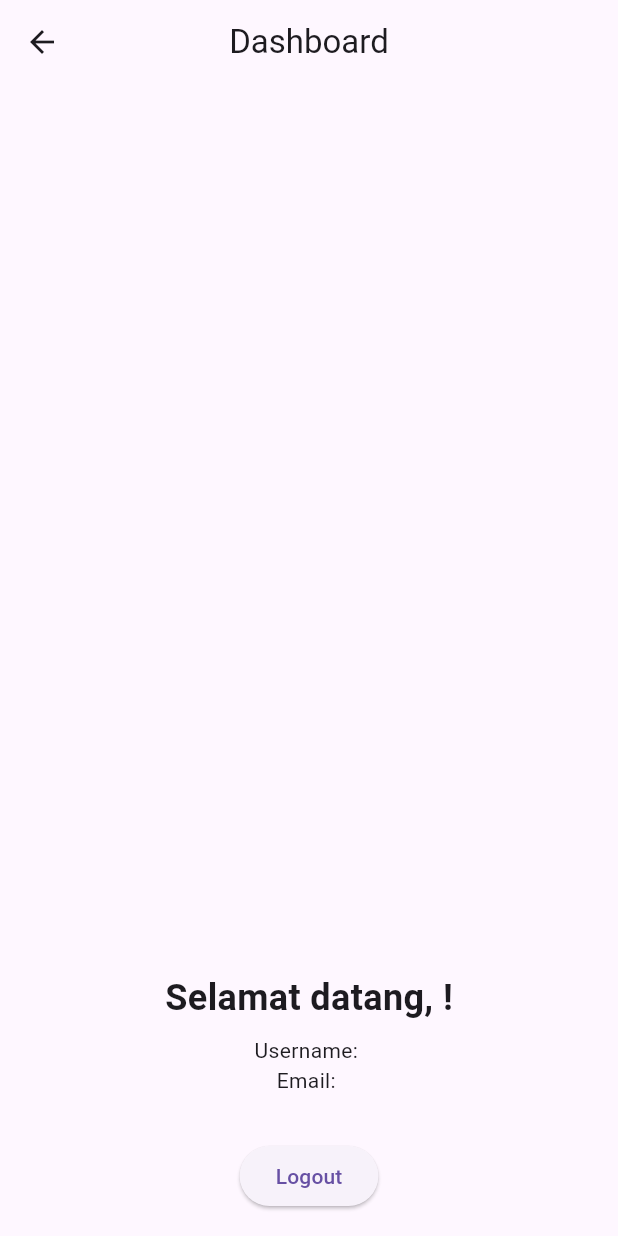
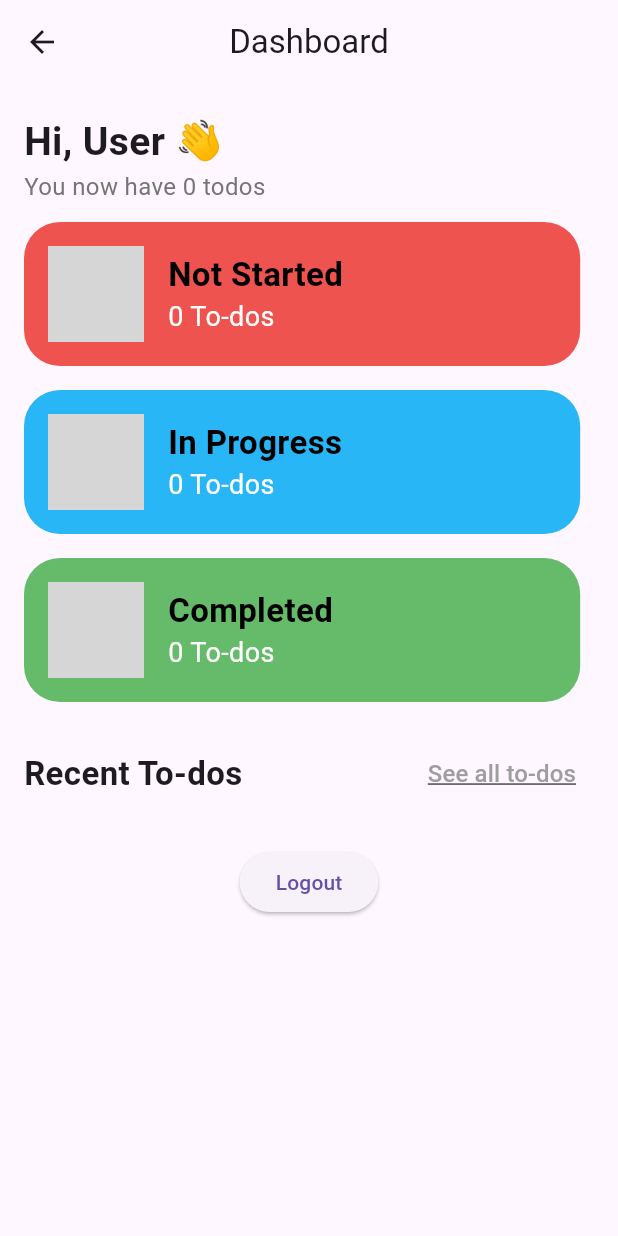
Before and after one commit to fxsym/skylist-mobile, a Flutter app: the DashboardScreen screen opened by its route, on a phone screen of 412 x 824 dp. Run offline on Flutter 3.47's test engine with Material 3 defaults, Android fonts, the phone set to English and light mode, and no system bars; our stand-ins replace device_info_plus, shared_preferences; accounts and stored records are empty; grey boxes are pictures that could not be loaded.

Commit message:
Change from save user and todo in provider to save in sharedpreferences

```diff
--- /dev/null
+++ b/lib/components/todo_status_card.dart
@@ -0,0 +1,72 @@
+import 'package:flutter/material.dart';
+
+class TodoStatusCard extends StatelessWidget {
+  final String title;
+  final int count;
+  final Color color;
+  final String image;
+
+  const TodoStatusCard({
+    super.key,
+    required this.title,
+    required this.count,
+    required this.color,
+    required this.image,
+  });
+
+  @override
+  Widget build(BuildContext context) {
+    return Container(
+      width: MediaQuery.of(context).size.width * 0.9,
+      padding: const EdgeInsets.all(16),
+      decoration: BoxDecoration(
+        color: color,
+        borderRadius: BorderRadius.circular(24),
+      ),
+      child: Row(
+        mainAxisAlignment: MainAxisAlignment.spaceBetween,
+        children: [
+          // Gambar + Teks
+          Expanded(
+            flex: 5,
+            child: Row(
+              children: [
+                Container(
+                  width: 64,
+                  height: 64,
+                  decoration: const BoxDecoration(
+                    shape: BoxShape.circle,
+                  ),
+                  clipBehavior: Clip.antiAlias,
+                  child: Image.asset(image, fit: BoxFit.cover),
+                ),
+                const SizedBox(width: 16),
+                Column(
+                  crossAxisAlignment: CrossAxisAlignment.start,
+                  children: [
+                    Text(
+                      title,
+                      style: const TextStyle(
+                        fontSize: 22,
+                        fontWeight: FontWeight.bold,
+                        color: Colors.black,
+                      ),
+                    ),
+                    Text(
+                      '$count To-dos',
+                      style: const TextStyle(
+                        fontSize: 18,
+                        color: Colors.white,
+                      ),
+                    ),
+                  ],
+                ),
+              ],
+            ),
+          ),
+          const Spacer(),
+        ],
+      ),
+    );
+  }
+}
--- /dev/null
+++ b/lib/components/todo_status_section.dart
@@ -0,0 +1,44 @@
+import 'package:flutter/material.dart';
+import 'package:skylist_mobile/components/todo_status_card.dart';
+
+class TodoStatusSection extends StatelessWidget {
+  final int notStartedCount;
+  final int inProgressCount;
+  final int completedCount;
+
+  const TodoStatusSection({
+    super.key,
+    required this.notStartedCount,
+    required this.inProgressCount,
+    required this.completedCount,
+  });
+
+  @override
+  Widget build(BuildContext context) {
+    return Wrap(
+      alignment: WrapAlignment.center,
+      spacing: 16,
+      runSpacing: 16,
+      children: [
+        TodoStatusCard(
+          title: 'Not Started',
+          count: notStartedCount,
+          color: Colors.red.shade400,
+          image: 'assets/images/not_started.png', // sesuaikan path asset
+        ),
+        TodoStatusCard(
+          title: 'In Progress',
+          count: inProgressCount,
+          color: Colors.lightBlue.shade400,
+          image: 'assets/images/in_progress.png',
+        ),
+        TodoStatusCard(
+          title: 'Completed',
+          count: completedCount,
+          color: Colors.green.shade400,
+          image: 'assets/images/completed.png',
+        ),
+      ],
+    );
+  }
+}
--- a/lib/main.dart
+++ b/lib/main.dart
@@ -7,6 +7,7 @@
 import 'package:skylist_mobile/screens/register_screen.dart';
 import 'package:skylist_mobile/screens/login_screen.dart';
 import 'package:skylist_mobile/screens/dashboard_screen.dart';
+import 'package:skylist_mobile/screens/splash_screen.dart';
 
 void main() {
   runApp(
@@ -27,8 +28,9 @@
       title: 'My Flutter App',
       theme: ThemeData(primarySwatch: Colors.blue),
       debugShowCheckedModeBanner: false,
-      initialRoute: '/login',
+      initialRoute: '/splash',
       routes: {
+        '/splash': (context) => SplashScreen(),
         '/login': (context) => LoginScreen(),
         '/register': (context) => RegisterScreen(),
         '/home': (context) => HomeScreen(),
--- a/lib/screens/dashboard_screen.dart
+++ b/lib/screens/dashboard_screen.dart
@@ -1,30 +1,124 @@
+import 'dart:convert';
 import 'package:flutter/material.dart';
+import 'package:shared_preferences/shared_preferences.dart';
 import 'package:provider/provider.dart';
+import 'package:skylist_mobile/components/todo_status_section.dart';
+import 'package:skylist_mobile/models/todo_model.dart';
 import 'package:skylist_mobile/providers/todo_provider.dart';
-import '../providers/user_provider.dart';
 import '../services/auth_service.dart';
 
-class DashboardScreen extends StatelessWidget {
+class DashboardScreen extends StatefulWidget {
   const DashboardScreen({super.key});
 
   @override
+  State<DashboardScreen> createState() => _DashboardScreenState();
+}
+
+class _DashboardScreenState extends State<DashboardScreen> {
+  String userName = 'User';
+
+  @override
+  void initState() {
+    super.initState();
+    loadUserData();
+    restoreTodoData();
+  }
+
+  Future<void> loadUserData() async {
+    SharedPreferences prefs = await SharedPreferences.getInstance();
+    final userJson = prefs.getString('user');
+    if (userJson != null) {
+      final userData = json.decode(userJson);
+      setState(() {
+        userName = userData['name'] ?? 'User';
+      });
+    }
+  }
+
+  Future<void> restoreTodoData() async {
+    SharedPreferences prefs = await SharedPreferences.getInstance();
+    final todosJson = prefs.getString('todos');
+    if (todosJson != null) {
+      final todoData = json.decode(todosJson);
+      final todos =
+          (todoData as List).map((t) => TodoModel.fromJson(t)).toList();
+      Provider.of<TodoProvider>(context, listen: false).setTodos(todos);
+    }
+  }
+
+  @override
   Widget build(BuildContext context) {
-    final user = Provider.of<UserProvider>(context).user;
     final todos = Provider.of<TodoProvider>(context).todos;
+
+    final notStarted = todos.where((t) => t.status == 'Not started').length;
+    final inProgress = todos.where((t) => t.status == 'In progress').length;
+    final completed = todos.where((t) => t.status == 'Completed').length;
 
     return Scaffold(
       appBar: AppBar(title: const Text('Dashboard'), centerTitle: true),
-      body: Center(
-        child: Padding(
-          padding: const EdgeInsets.all(16.0),
+      body: SingleChildScrollView(
+        padding: const EdgeInsets.symmetric(horizontal: 16, vertical: 8),
         child: Column(
-            mainAxisAlignment: MainAxisAlignment.start,
-            crossAxisAlignment: CrossAxisAlignment.center,
+          crossAxisAlignment: CrossAxisAlignment.start,
           children: [
-              // ListView perlu di-wrap dengan Expanded agar bisa menyesuaikan ukuran
-              Expanded(
-                child: ListView.builder(
-                  itemCount: todos.length,
+            /// Salam dan jumlah to-dos
+            Padding(
+              padding: const EdgeInsets.symmetric(vertical: 12.0),
+              child: Column(
+                crossAxisAlignment: CrossAxisAlignment.start,
+                children: [
+                  Text(
+                    'Hi, $userName 👋',
+                    style: const TextStyle(
+                      fontSize: 26,
+                      fontWeight: FontWeight.bold,
+                    ),
+                  ),
+                  Text(
+                    'You now have ${todos.length} todos',
+                    style: TextStyle(fontSize: 16, color: Colors.grey.shade600),
+                  ),
+                ],
+              ),
+            ),
+
+            /// Status section
+            TodoStatusSection(
+              notStartedCount: notStarted,
+              inProgressCount: inProgress,
+              completedCount: completed,
+            ),
+
+            const SizedBox(height: 24),
+
+            /// Recent To-dos
+            Row(
+              mainAxisAlignment: MainAxisAlignment.spaceBetween,
+              children: [
+                const Text(
+                  'Recent To-dos',
+                  style: TextStyle(fontSize: 22, fontWeight: FontWeight.bold),
+                ),
+                TextButton(
+                  onPressed: () {
+                    Navigator.pushNamed(context, '/todos');
+                  },
+                  child: const Text(
+                    'See all to-dos',
+                    style: TextStyle(
+                      decoration: TextDecoration.underline,
+                      fontSize: 16,
+                      color: Colors.grey,
+                    ),
+                  ),
+                ),
+              ],
+            ),
+
+            ListView.builder(
+              shrinkWrap: true,
+              physics: const NeverScrollableScrollPhysics(),
+              itemCount: todos.length > 5 ? 5 : todos.length,
               itemBuilder: (context, index) {
                 final todo = todos[index];
                 return ListTile(
@@ -33,28 +127,19 @@
                 );
               },
             ),
-              ),
-              const SizedBox(height: 16),
-              Text(
-                'Selamat datang, ${user?.name ?? "User"}!',
-                style: const TextStyle(
-                  fontSize: 24,
-                  fontWeight: FontWeight.bold,
-                ),
-              ),
-              const SizedBox(height: 8),
-              if (user != null) ...[
-                Text('Username: ${user.username}'),
-                Text('Email: ${user.email}'),
-              ],
-              const SizedBox(height: 30),
-              ElevatedButton(
+
+            const SizedBox(height: 24),
+
+            /// Logout
+            Center(
+              child: ElevatedButton(
                 onPressed: () async {
                   try {
-                    await AuthService.logout(); // Gunakan AuthService untuk logout
-                    // Clear user dari provider
-                    Provider.of<UserProvider>(context, listen: false).clearUser();
-                    Provider.of<TodoProvider>(context, listen: false).clearTodos();
+                    await AuthService.logout();
+                    Provider.of<TodoProvider>(
+                      context,
+                      listen: false,
+                    ).clearTodos();
                     Navigator.pushReplacementNamed(context, '/login');
                   } catch (error) {
                     ScaffoldMessenger.of(context).showSnackBar(
@@ -64,8 +149,8 @@
                 },
                 child: const Text('Logout'),
               ),
+            ),
           ],
-          ),
         ),
       ),
     );
--- a/lib/screens/register_screen.dart
+++ b/lib/screens/register_screen.dart
@@ -1,5 +1,4 @@
 import 'package:flutter/material.dart';
-import 'login_screen.dart';
 
 class RegisterScreen extends StatefulWidget {
   @override
--- /dev/null
+++ b/lib/screens/splash_screen.dart
@@ -0,0 +1,37 @@
+import 'package:flutter/material.dart';
+import 'package:provider/provider.dart';
+import '../services/auth_service.dart';
+
+class SplashScreen extends StatefulWidget {
+  const SplashScreen({super.key});
+
+  @override
+  State<SplashScreen> createState() => _SplashScreenState();
+}
+
+class _SplashScreenState extends State<SplashScreen> {
+  @override
+  void initState() {
+    super.initState();
+    _checkLoginStatus();
+  }
+
+  Future<void> _checkLoginStatus() async {
+    final isLoggedIn = await AuthService.restoreSession(context);
+
+    if (isLoggedIn) {
+      Navigator.pushReplacementNamed(context, '/dashboard');
+    } else {
+      Navigator.pushReplacementNamed(context, '/login');
+    }
+  }
+
+  @override
+  Widget build(BuildContext context) {
+    return const Scaffold(
+      body: Center(
+        child: CircularProgressIndicator(),
+      ),
+    );
+  }
+}
--- a/lib/services/auth_service.dart
+++ b/lib/services/auth_service.dart
@@ -51,6 +51,13 @@
             (todoJson as List).map((t) => TodoModel.fromJson(t)).toList();
         Provider.of<TodoProvider>(context, listen: false).setTodos(todos);
 
+        await prefs.setString('user', jsonEncode(userData));
+        await prefs.setString('todos', jsonEncode(todoJson));
+
+        // Verifikasi penyimpanan
+        print('User saved: ${jsonEncode(userData)}');
+        print('Todos saved: ${jsonEncode(todoJson)}');
+
         return responseData;
       } else {
         throw responseData;
@@ -88,4 +95,29 @@
       throw {"message": "Logout gagal", "details": error.toString()};
     }
   }
+
+  static Future<bool> restoreSession(BuildContext context) async {
+    final prefs = await SharedPreferences.getInstance();
+    final token = prefs.getString('token');
+    final userJson = prefs.getString('user');
+    final todosJson = prefs.getString('todos');
+
+    if (token != null && userJson != null && todosJson != null) {
+      final userData = jsonDecode(userJson);
+      final todoData = jsonDecode(todosJson);
+
+      final user = UserModel.fromJson(userData);
+      final todos =
+          (todoData as List).map((t) => TodoModel.fromJson(t)).toList();
+
+      Provider.of<UserProvider>(context, listen: false).setUser(user);
+      Provider.of<TodoProvider>(
+        context,
+        listen: false,
+      ).setTodos(todos); // Pastikan ini benar
+
+      return true;
+    }
+    return false;
+  }
 }
```
Lines whose indentation alone changed are shown as unchanged.
